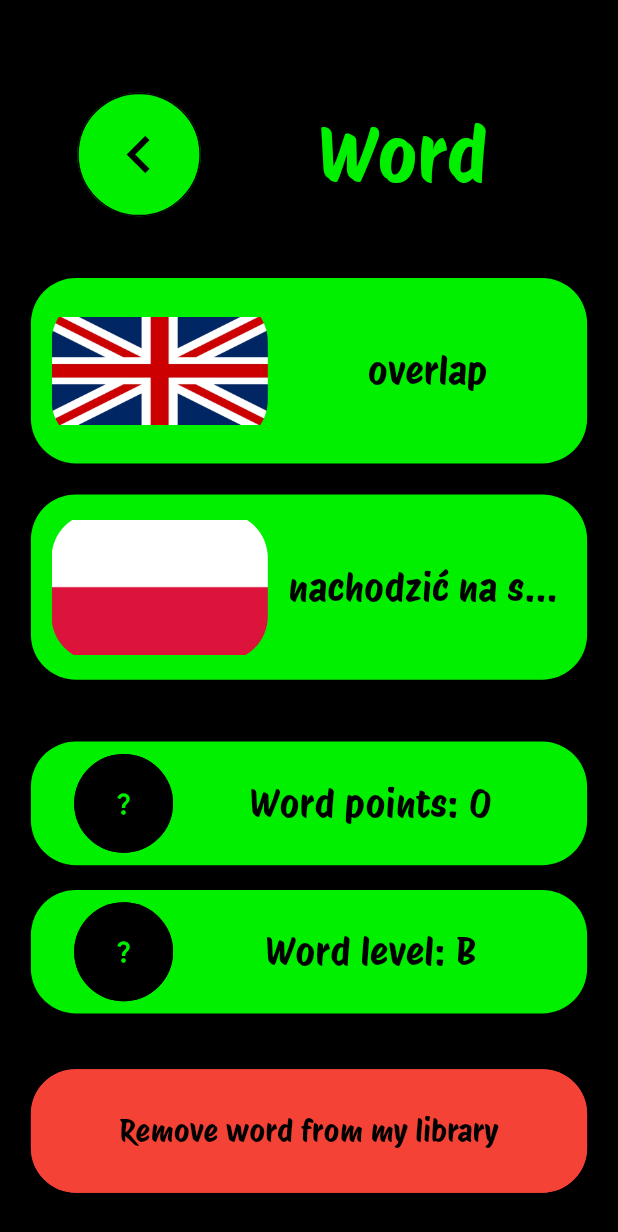
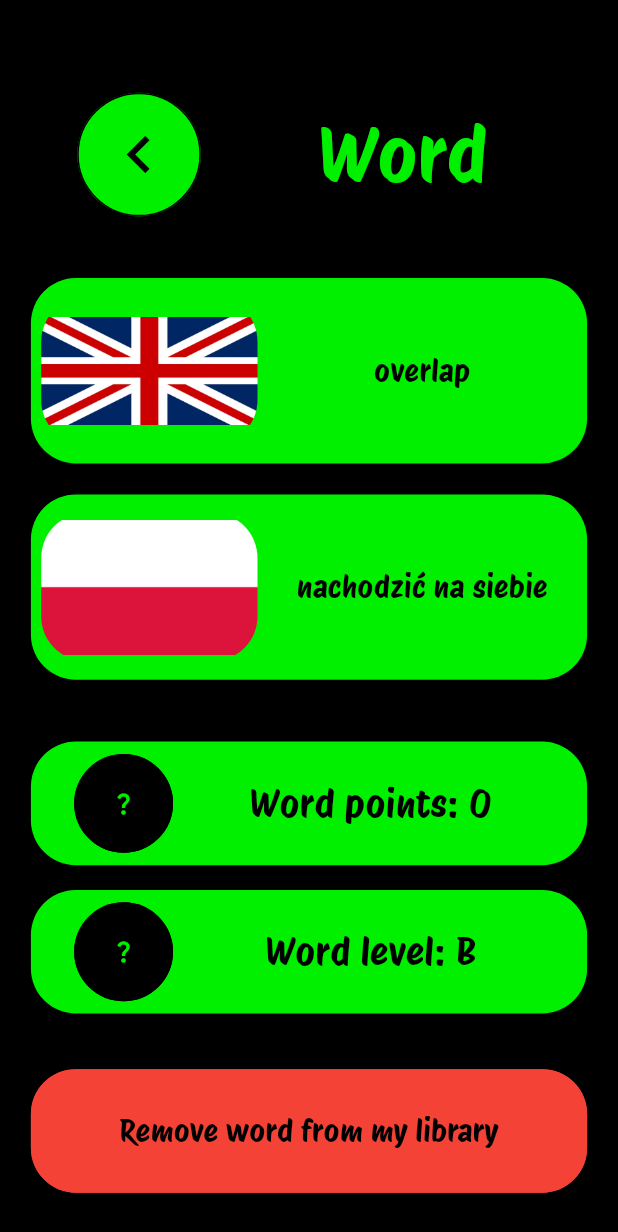
Before and after one commit to IgorNiemiec/english_learning_app, a Flutter app: the SingleWordView screen opened directly with sample values from the repository, on a phone screen of 412 x 824 dp. Shown: the top 1232 px of the screen. Run offline on Flutter 3.47's test engine with Material 3 defaults, Android fonts, the phone set to English and light mode, and no system bars; our stand-ins replace cloud_firestore, firebase_auth, firebase_core, flutter_bloc, flutter_svg, google_sign_in; accounts and stored records are empty; generated files the repository leaves out were written again; network calls fail; project files that could hold a hidden picture were left out.

Commit message:
hotFix in userLibrary

```diff
--- a/lib/utils/utils.dart
+++ b/lib/utils/utils.dart
@@ -80,7 +80,6 @@ TextStyle applicationBlackTextStyle(double fontSize)
     color: Colors.black,
     fontSize: fontSize,
     fontFamily: 'ProtestRiot',
-    overflow: TextOverflow.ellipsis,
   );
 }
 
--- a/lib/views/singleWord_view.dart
+++ b/lib/views/singleWord_view.dart
@@ -103,8 +103,9 @@ class SingleWordView extends StatelessWidget
                 ),
                 Container(
                   alignment: Alignment.center,
-                  width: MediaQuery.of(context).size.width * 0.45,
-                  child: Text(word.wordEn,style: applicationBlackTextStyle(25),textAlign: TextAlign.left,overflow: TextOverflow.ellipsis,),
+                  width: MediaQuery.of(context).size.width * 0.5,
+                  height: MediaQuery.of(context).size.height * 0.14,
+                  child: Text(word.wordEn,style: applicationBlackTextStyle(20),textAlign: TextAlign.center,),
                 ),
                 const SizedBox(),
               ]),
@@ -131,7 +132,6 @@ class SingleWordView extends StatelessWidget
                   ),
                   child: Container(
                     clipBehavior: Clip.antiAlias,
-
                     decoration: BoxDecoration(
                       borderRadius: BorderRadius.circular(30),
                       image: DecorationImage(image: AssetImage("assets/PolishFlag.jpeg"),
@@ -141,8 +141,9 @@ class SingleWordView extends StatelessWidget
                 ),
                 Container(
                   alignment: Alignment.center,
-                  width: MediaQuery.of(context).size.width * 0.45,
-                  child: Text(word.wordPl,style: applicationBlackTextStyle(25),textAlign: TextAlign.left,overflow: TextOverflow.ellipsis,),
+                  width: MediaQuery.of(context).size.width * 0.5,
+                  height: MediaQuery.of(context).size.height * 0.14,
+                  child: Text(word.wordPl,style: applicationBlackTextStyle(20),textAlign: TextAlign.center,),
                 ),
                 const SizedBox(),
               ]),
--- a/lib/views/userLibrary_view.dart
+++ b/lib/views/userLibrary_view.dart
@@ -128,7 +128,7 @@ class UserLibraryView extends StatelessWidget
                                 );
                               },
                               style: applicationGreenButtonStyle(),
-                              child: Text("${word.wordEn} : ${word.wordPl}",style: applicationBlackTextStyle(18)),
+                              child: Text("${word.wordEn} : ${word.wordPl}",style: applicationBlackTextStyle(18),overflow: TextOverflow.ellipsis,),
                             ),
                           ),
                           SizedBox(height: MediaQuery.of(context).size.height * 0.02,)
--- a/lib/wordStorage/words.dart
+++ b/lib/wordStorage/words.dart
@@ -834,8 +834,8 @@ final List<Word> words = [
     wordLevel: "B"),
 
       Word(
-    wordEn: "hańba",
-    wordPl: "disgrace",
+    wordEn: "disgrace",
+    wordPl: "hańba",
     points: 0,
     wordLevel: "B"),
 
@@ -990,8 +990,8 @@ final List<Word> words = [
     wordLevel: "B"),
 
       Word(
-    wordEn: "bazgrać",
-    wordPl: "doodle",
+    wordEn: "doodle",
+    wordPl: "bazgrać",
     points: 0,
     wordLevel: "B"),
 
```
Also changed, not shown: lib/views/commonTrainingLevelChoice_View.dart (+25 -5 lines).
